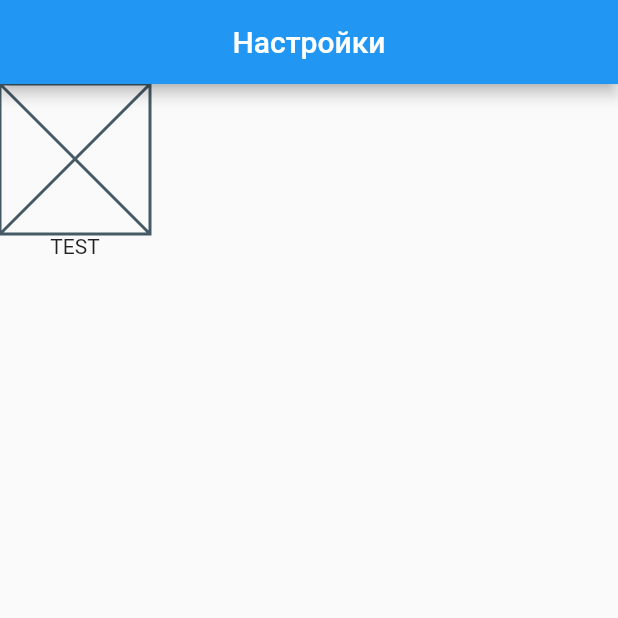
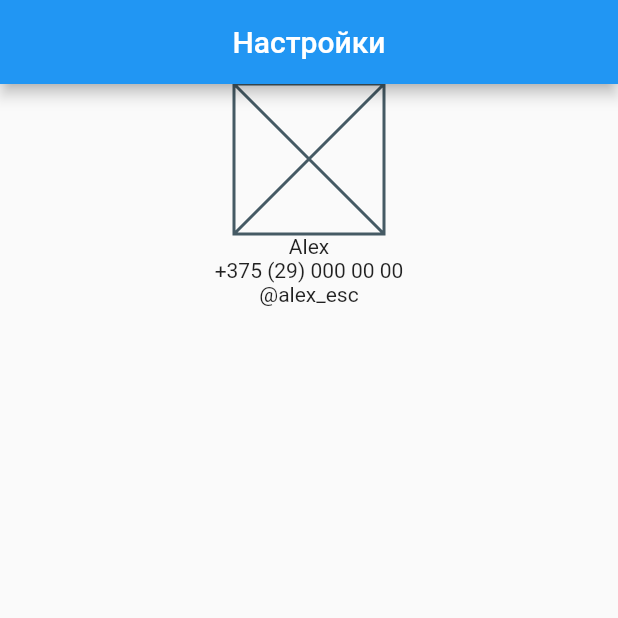
Before and after one commit to Alex-esc1/Flutter_TelegramProfile, a Flutter app: the screen it shows after launch, on a phone screen of 412 x 824 dp, the top half of it. Run offline on Flutter 3.47's test engine with Material 2 defaults, Android fonts, the phone set to English and light mode, and no system bars.

Commit message:
Правка контейнера по центру

```diff
--- a/lib/widget/user_profile.dart
+++ b/lib/widget/user_profile.dart
@@ -9,15 +9,20 @@ class UserProfile extends StatelessWidget {
         appBar: AppBar(
             title: const Align(
                 child: Text("Настройки"), alignment: Alignment.center)),
-        body: Column(
+        body: Container(
+            width: double.infinity,
+            child: Column(
+              crossAxisAlignment: CrossAxisAlignment.center,
               children: [
                 Container(
                   width: 100,
                   height: 100,
                   child: Placeholder(),
                 ),
-            Text('TEST')
+                Text('Alex'),
+                Text('+375 (29) 000 00 00'),
+                Text('@alex_esc'),
               ],
-        ));
+            )));
   }
 }
```
Lines whose indentation alone changed are shown as unchanged.
